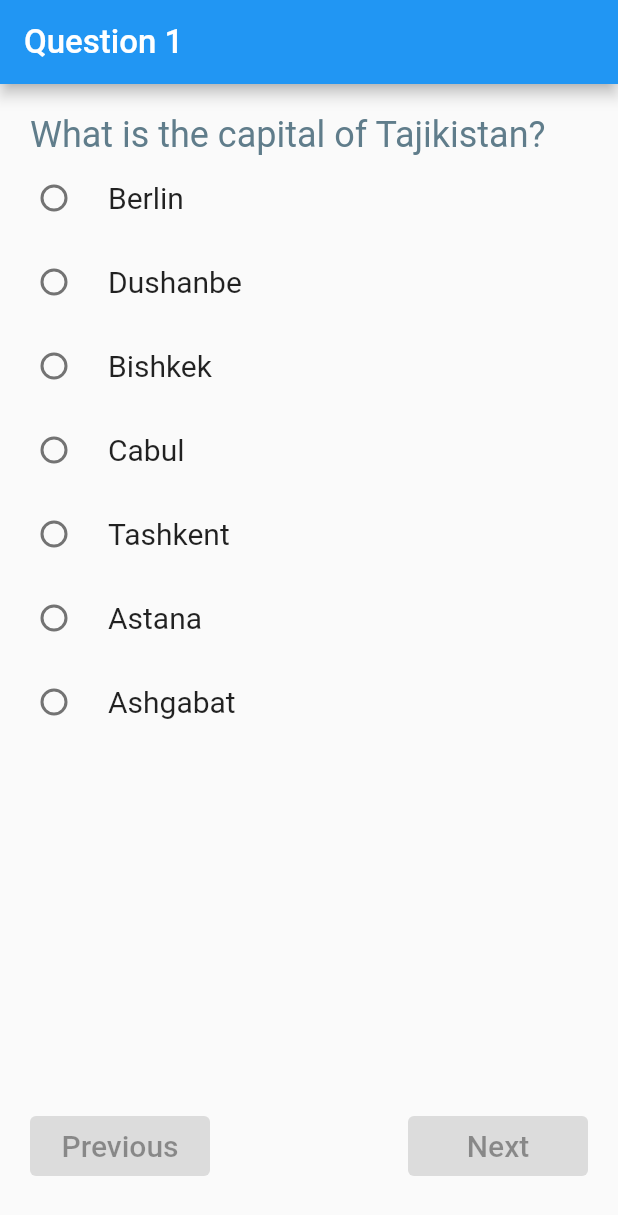
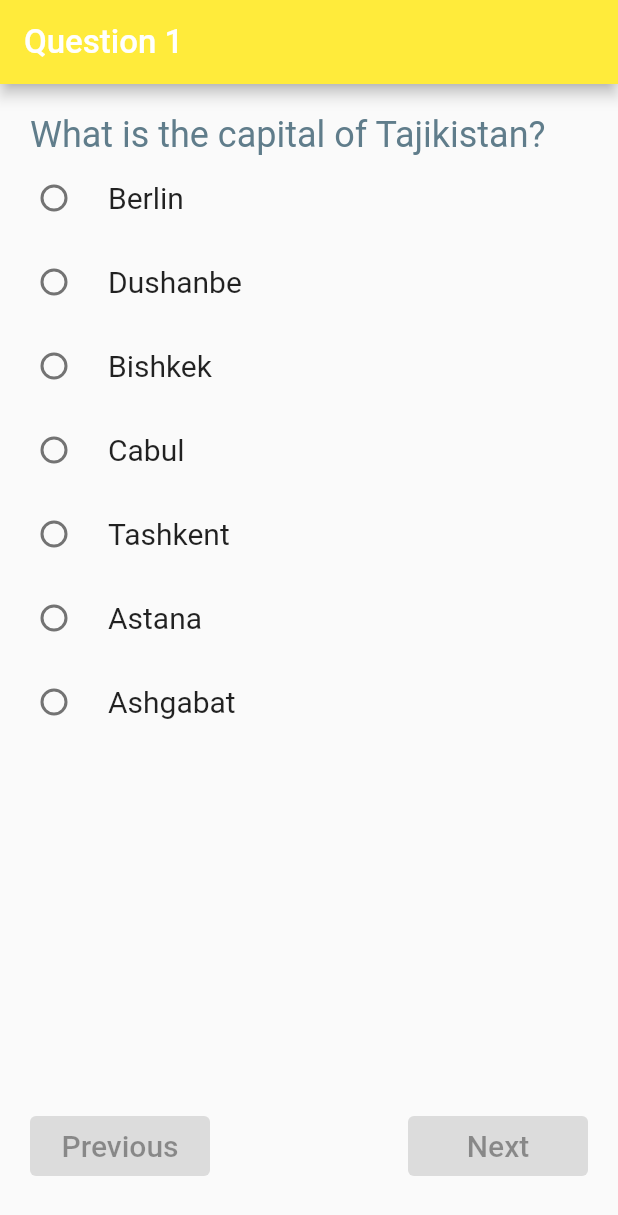
Before and after one commit to 8DietmarBarbarossa8/Quiz, a Flutter app: the screen it shows after launch, on a phone screen of 412 x 824 dp. Shown: the top 1215 px of the screen. Run offline on Flutter 3.47's test engine with Material 2 defaults, Android fonts, the phone set to English and light mode, and no system bars; our stand-ins replace share.

Commit message:
added random colors

```diff
--- a/lib/screens/question_screen.dart
+++ b/lib/screens/question_screen.dart
@@ -2,6 +2,7 @@ import 'package:flutter/material.dart';
 import 'package:quiz/data/data.dart';
 import 'package:quiz/model/quiz.dart';
 import 'package:quiz/screens/result_screen.dart';
+import 'package:quiz/tools/question_colors.dart';
 
 class QuestionPage extends StatefulWidget {
   const QuestionPage({Key? key}) : super(key: key);
@@ -14,11 +15,13 @@ class _QuestionPageState extends State<QuestionPage> {
   bool _enablePre = false;
   bool _enableNext = false;
   int _currentQuestionIndex = 0;
-  late final List<Quiz> quizes;
+  late final List<Quiz> _quizes;
+  late final List<MaterialColor> _colors;
 
   @override
   void initState() {
-    quizes = [...quizList];
+    _quizes = [...quizList];
+    _colors = QuestionColors.generateRandomColors(_quizes.length);
     super.initState();
   }
 
@@ -26,6 +29,7 @@ class _QuestionPageState extends State<QuestionPage> {
   Widget build(BuildContext context) {
     return Scaffold(
       appBar: AppBar(
+        backgroundColor: _setQuestionColor(),
         title: Text(
           'Question ${_currentQuestionIndex + 1}',
           style: const TextStyle(fontSize: 22),
@@ -40,7 +44,7 @@ class _QuestionPageState extends State<QuestionPage> {
               Container(
                 padding: const EdgeInsets.only(left: 20, top: 20),
                 child: Text(
-                  quizes[_currentQuestionIndex].question,
+                  _quizes[_currentQuestionIndex].question,
                   style: const TextStyle(
                     fontSize: 24,
                     color: Colors.blueGrey,
@@ -50,7 +54,7 @@ class _QuestionPageState extends State<QuestionPage> {
               Column(
                 children: [
                   for (int index = 0;
-                      index < quizes[_currentQuestionIndex].answers.length;
+                      index < _quizes[_currentQuestionIndex].answers.length;
                       index++)
                     _radioButtonAnswer(index),
                 ],
@@ -62,7 +66,7 @@ class _QuestionPageState extends State<QuestionPage> {
             children: [
               _navButton('Previous', _enablePre ? () => _previous() : null),
               _navButton(
-                  _currentQuestionIndex != quizes.length - 1
+                  _currentQuestionIndex != _quizes.length - 1
                       ? 'Next'
                       : 'Confirm',
                   _enableNext ? () => _next() : null),
@@ -73,17 +77,20 @@ class _QuestionPageState extends State<QuestionPage> {
     );
   }
 
+  Color _setQuestionColor() => _colors[_currentQuestionIndex];
+
   RadioListTile<String> _radioButtonAnswer(int index) {
     return RadioListTile(
+      activeColor: _setQuestionColor(),
       title: Text(
-        quizes[_currentQuestionIndex].answers[index],
+        _quizes[_currentQuestionIndex].answers[index],
         style: const TextStyle(fontSize: 20),
       ),
-      value: quizes[_currentQuestionIndex].answers[index],
-      groupValue: quizes[_currentQuestionIndex].userAnswer,
+      value: _quizes[_currentQuestionIndex].answers[index],
+      groupValue: _quizes[_currentQuestionIndex].userAnswer,
       onChanged: (value) {
         setState(() {
-          quizes[_currentQuestionIndex].userAnswer = value.toString();
+          _quizes[_currentQuestionIndex].userAnswer = value.toString();
           _enablePre = _currentQuestionIndex > 0;
           _enableNext = true;
         });
@@ -97,6 +104,7 @@ class _QuestionPageState extends State<QuestionPage> {
       width: 120,
       height: 40,
       child: ElevatedButton(
+        style: ElevatedButton.styleFrom(primary: _setQuestionColor()),
         onPressed: function != null ? () => function() : null,
         child: Text(
           text,
@@ -115,7 +123,7 @@ class _QuestionPageState extends State<QuestionPage> {
   }
 
   void _next() {
-    if (_currentQuestionIndex >= quizes.length - 1) _finishQuiz();
+    if (_currentQuestionIndex >= _quizes.length - 1) _finishQuiz();
     setState(() {
       _currentQuestionIndex++;
       _updateScreen();
@@ -124,7 +132,7 @@ class _QuestionPageState extends State<QuestionPage> {
 
   void _updateScreen() {
     _enablePre = _currentQuestionIndex >= 1;
-    _enableNext = quizes[_currentQuestionIndex].userAnswer.isNotEmpty;
+    _enableNext = _quizes[_currentQuestionIndex].userAnswer.isNotEmpty;
   }
 
   void _finishQuiz() {
@@ -132,7 +140,7 @@ class _QuestionPageState extends State<QuestionPage> {
         context,
         MaterialPageRoute(
             builder: (context) => ResultPage(
-                  quizes: quizes,
+                  quizes: _quizes,
                 )));
   }
 }
--- a/lib/tools/question_colors.dart
+++ b/lib/tools/question_colors.dart
@@ -1,5 +1,3 @@
-import 'dart:math';
-
 import 'package:flutter/material.dart';
 
 class QuestionColors {
@@ -17,9 +15,17 @@ class QuestionColors {
     Colors.blueGrey,
     Colors.lime,
     Colors.teal,
+    Colors.amber,
+    Colors.brown,
+    Colors.lightBlue,
+    Colors.lightGreen,
+    Colors.deepOrange,
+    Colors.deepPurple,
   ];
 
-  static final Random _random = Random();
-
-  static MaterialColor random() => _colors[_random.nextInt(_colors.length)];
+  static List<MaterialColor> generateRandomColors(int size) {
+    List<int> positions = [for (int i = 0; i < _colors.length; i++) i];
+    positions.shuffle();
+    return [for (int i = 0; i < size; i++) _colors[positions[i]]];
+  }
 }
```
